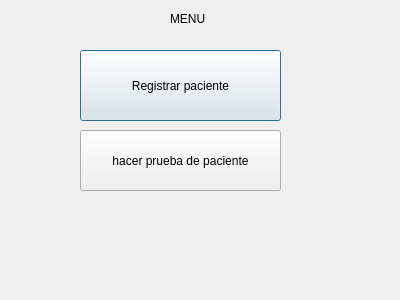
Before: the Qt Designer form PA/menu.ui in keisy43/superproyecto_alse, drawn with Qt 5.
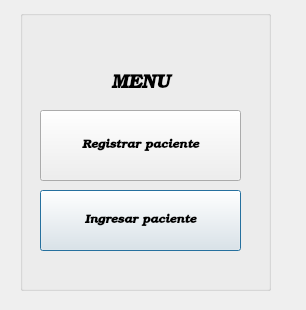
After: the same form once the commit is applied.

Patch:
```diff
--- a/PA/menu.ui
+++ b/PA/menu.ui
@@ -6,31 +6,51 @@
    <rect>
     <x>0</x>
     <y>0</y>
-    <width>400</width>
-    <height>300</height>
+    <width>306</width>
+    <height>310</height>
    </rect>
   </property>
+  <property name="font">
+   <font>
+    <family>URW Bookman L</family>
+    <weight>75</weight>
+    <italic>true</italic>
+    <bold>true</bold>
+   </font>
+  </property>
   <property name="windowTitle">
    <string>Dialog</string>
   </property>
-  <widget class="QLabel" name="label">
+  <widget class="QGroupBox" name="groupBox">
    <property name="geometry">
     <rect>
-     <x>170</x>
+     <x>20</x>
      <y>10</y>
-     <width>67</width>
-     <height>17</height>
+     <width>251</width>
+     <height>281</height>
+    </rect>
+   </property>
+   <property name="title">
+    <string/>
+   </property>
+   <widget class="QPushButton" name="prueba">
+    <property name="geometry">
+     <rect>
+      <x>20</x>
+      <y>180</y>
+      <width>201</width>
+      <height>61</height>
     </rect>
    </property>
    <property name="text">
-    <string>MENU</string>
+     <string>Ingresar paciente</string>
    </property>
   </widget>
   <widget class="QPushButton" name="pushButton">
    <property name="geometry">
     <rect>
-     <x>80</x>
-     <y>50</y>
+      <x>20</x>
+      <y>100</y>
      <width>201</width>
      <height>71</height>
     </rect>
@@ -39,18 +59,19 @@
     <string>Registrar paciente</string>
    </property>
   </widget>
-  <widget class="QPushButton" name="prueba">
+   <widget class="QLabel" name="label">
    <property name="geometry">
     <rect>
-     <x>80</x>
-     <y>130</y>
-     <width>201</width>
-     <height>61</height>
+      <x>50</x>
+      <y>60</y>
+      <width>141</width>
+      <height>31</height>
     </rect>
    </property>
    <property name="text">
-    <string>hacer prueba de paciente</string>
-   </property>
+     <string>&lt;html&gt;&lt;head/&gt;&lt;body&gt;&lt;p align=&quot;center&quot;&gt;&lt;span style=&quot; font-size:14pt;&quot;&gt;MENU&lt;/span&gt;&lt;/p&gt;&lt;/body&gt;&lt;/html&gt;</string>
+    </property>
+   </widget>
   </widget>
  </widget>
  <resources/>
```
Lines whose indentation alone changed are shown as unchanged.
